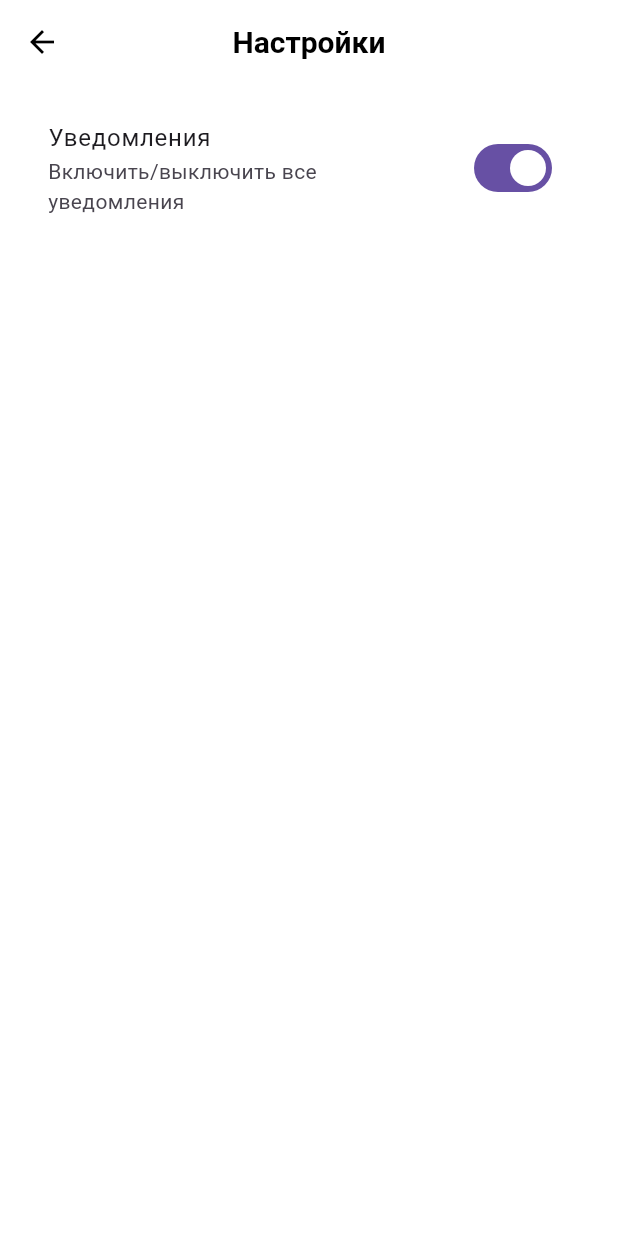
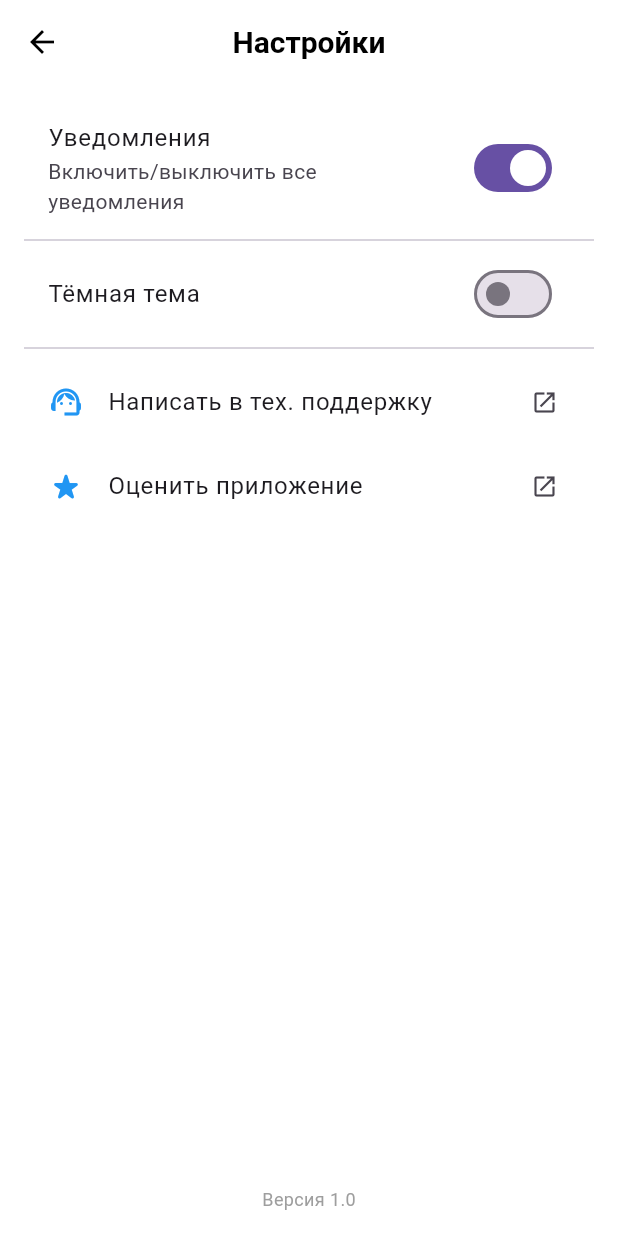
Before and after one commit to xgeronimo/SubControl, a Flutter app: the screen it shows after launch, after a tap on the "person outline" icon, on a phone screen of 412 x 824 dp. Run offline on Flutter 3.47's test engine with Material 3 defaults, Android fonts, the phone set to English and light mode, and no system bars; our stand-ins replace flutter_local_notifications, hive, hive_flutter, package_info_plus, shared_preferences, timezone; accounts and stored records are empty.

Commit message:
bug fixes

```diff
--- a/lib/main.dart
+++ b/lib/main.dart
@@ -1,19 +1,29 @@
 import 'package:flutter/material.dart';
-import 'package:flutter_local_notifications/flutter_local_notifications.dart';
+import 'package:provider/provider.dart';
+import 'package:shared_preferences/shared_preferences.dart';
 import 'package:sub_control/screens/add_category_screen.dart';
 import 'package:sub_control/screens/add_subscription_screen.dart';
-import 'screens/subscriptions_screen.dart';
-import 'screens/categories_screen.dart';
-import 'screens/settings_screen.dart';
-import 'services/hive_service.dart';
-import 'services/notification_service.dart';
-import 'theme/theme.dart';
+import 'package:sub_control/screens/subscriptions_screen.dart';
+import 'package:sub_control/screens/categories_screen.dart';
+import 'package:sub_control/screens/settings_screen.dart';
+import 'package:sub_control/services/hive_service.dart';
+import 'package:sub_control/services/notification_service.dart';
+import 'package:sub_control/theme/theme.dart';
 
 void main() async {
   WidgetsFlutterBinding.ensureInitialized();
   await HiveService.init();
   await NotificationService().initialize();
-  runApp(const MyApp());
+
+  final prefs = await SharedPreferences.getInstance();
+  final isDark = prefs.getBool('isDark') ?? false;
+
+  runApp(
+    ChangeNotifierProvider<AppTheme>(
+      create: (_) => AppTheme()..toggleTheme(isDark),
+      child: const MyApp(),
+    ),
+  );
 }
 
 class MyApp extends StatelessWidget {
@@ -21,9 +31,11 @@ class MyApp extends StatelessWidget {
 
   @override
   Widget build(BuildContext context) {
+    final appTheme = Provider.of<AppTheme>(context);
+
     return MaterialApp(
       title: 'Менеджер подписок',
-      theme: appTheme,
+      theme: appTheme.currentTheme,
       initialRoute: '/',
       routes: {
         '/': (context) => const MainScreen(),
--- a/lib/screens/add_category_screen.dart
+++ b/lib/screens/add_category_screen.dart
@@ -61,7 +61,7 @@ class _AddCategoryScreenState extends State<AddCategoryScreen> {
   void _saveCategory() {
     if (_formKey.currentState!.validate()) {
       HiveService.addCategory(_nameController.text);
-      Navigator.pop(context, true); // Возвращаем true как результат
+      Navigator.pop(context, true);
     }
   }
 
--- a/lib/screens/categories_screen.dart
+++ b/lib/screens/categories_screen.dart
@@ -1,4 +1,4 @@
-import 'dart:ui'; // Для lerpDouble
+import 'dart:ui';
 import 'package:flutter/material.dart';
 import '../models/category_model.dart';
 import '../models/subscription_model.dart';
@@ -82,51 +82,26 @@ class _CategoriesScreenState extends State<CategoriesScreen> {
             SliverAppBar(
               pinned: true,
               expandedHeight: 100,
-              backgroundColor: Colors.black,
+              backgroundColor: Theme.of(context).scaffoldBackgroundColor,
               actions: [
                 IconButton(
                   icon: const Icon(Icons.add),
                   onPressed: () => _createNewCategory(context),
                 ),
               ],
-              flexibleSpace: LayoutBuilder(
-                builder: (BuildContext context, BoxConstraints constraints) {
-                  const double expandedHeight = 120;
-                  const double collapsedHeight = kToolbarHeight;
-                  double t = (constraints.biggest.height - collapsedHeight) /
-                      (expandedHeight - collapsedHeight);
-
-                  double topPosition = lerpDouble(18, 64, t)!;
-                  double fontSize = lerpDouble(20, 32, t)!;
-                  return Container(
-                    decoration: const BoxDecoration(
-                      gradient: LinearGradient(
-                        colors: [Colors.blue, Colors.white],
-                        begin: Alignment.topCenter,
-                        end: Alignment.bottomCenter,
-                      ),
-                    ),
-                    child: Stack(
-                      children: [
-                        Positioned(
-                          left: 16,
-                          top: topPosition,
-                          child: Text(
-                            "Категории",
-                            style: TextStyle(
-                              fontSize: fontSize,
-                              color: Colors.black,
-                              fontWeight: FontWeight.bold,
-                            ),
-                          ),
-                        ),
-                      ],
-                    ),
-                  );
-                },
+              flexibleSpace: FlexibleSpaceBar(
+                centerTitle: true,
+                titlePadding: const EdgeInsetsDirectional.only(bottom: 16),
+                title: Text(
+                  "Категории",
+                  style: TextStyle(
+                    color: Theme.of(context).appBarTheme.titleTextStyle?.color,
+                    fontSize: 22,
+                    //fontWeight: FontWeight.bold,
+                  ),
+                ),
               ),
             ),
-            // Отображаем либо сетку категорий, либо пустое состояние
             categories.isEmpty
                 ? SliverFillRemaining(child: _buildEmptyState())
                 : SliverPadding(
@@ -145,8 +120,14 @@ class _CategoriesScreenState extends State<CategoriesScreen> {
                           final categorySubs = subscriptions
                               .where((sub) => sub.category == category.name)
                               .toList();
-                          final total = categorySubs.fold(
-                              0, (sum, sub) => sum + sub.price.toInt());
+
+                          final total = categorySubs.fold<int>(0, (sum, sub) {
+                            final monthlyPrice = sub.paymentPeriod == 'Год'
+                                ? sub.price ~/ 12
+                                : sub.price;
+                            return sum + monthlyPrice;
+                          });
+
                           return CategoryCard(
                             category: category,
                             count: categorySubs.length,
--- a/lib/screens/settings_screen.dart
+++ b/lib/screens/settings_screen.dart
@@ -1,6 +1,10 @@
 import 'package:flutter/material.dart';
+import 'package:package_info_plus/package_info_plus.dart';
+import 'package:provider/provider.dart';
 import 'package:shared_preferences/shared_preferences.dart';
-import '../services/notification_service.dart';
+import 'package:sub_control/services/notification_service.dart';
+import 'package:sub_control/theme/theme.dart';
+import 'package:url_launcher/url_launcher.dart';
 
 class SettingsScreen extends StatefulWidget {
   @override
@@ -9,32 +13,53 @@ class SettingsScreen extends StatefulWidget {
 
 class _SettingsScreenState extends State<SettingsScreen> {
   late Future<bool> _notificationsEnabled;
+  late bool _isDarkMode;
+  late Future<PackageInfo> _packageInfo;
 
   @override
   void initState() {
     super.initState();
     _notificationsEnabled = NotificationService().notificationsEnabled;
+    _isDarkMode = Provider.of<AppTheme>(context, listen: false).isDarkMode;
+    _packageInfo = PackageInfo.fromPlatform();
+  }
+
+  Future<void> _launchURL(String url) async {
+    if (await canLaunchUrl(Uri.parse(url))) {
+      await launchUrl(Uri.parse(url));
+    } else {
+      ScaffoldMessenger.of(context).showSnackBar(
+        SnackBar(content: Text('Не удалось открыть ссылку')),
+      );
+    }
   }
 
   @override
   Widget build(BuildContext context) {
+    final appTheme = Provider.of<AppTheme>(context);
+
     return Scaffold(
       appBar: AppBar(
-        title: Text('Настройки'),
+        title: const Text('Настройки'),
       ),
-      body: ListView(
-        padding: EdgeInsets.all(16),
+      body: Column(
+        children: [
+          Expanded(
+            child: ListView(
+              padding: const EdgeInsets.all(16),
               children: [
                 FutureBuilder<bool>(
                   future: _notificationsEnabled,
                   builder: (context, snapshot) {
                     final isEnabled = snapshot.data ?? true;
                     return SwitchListTile(
-                title: Text('Уведомления'),
-                subtitle: Text('Включить/выключить все уведомления'),
+                      title: const Text('Уведомления'),
+                      subtitle:
+                          const Text('Включить/выключить все уведомления'),
                       value: isEnabled,
                       onChanged: (value) async {
-                  await NotificationService().setNotificationsEnabled(value);
+                        await NotificationService()
+                            .setNotificationsEnabled(value);
                         setState(() {
                           _notificationsEnabled = Future.value(value);
                         });
@@ -42,9 +67,56 @@ class _SettingsScreenState extends State<SettingsScreen> {
                     );
                   },
                 ),
-          // ... другие настройки
+                const Divider(),
+                SwitchListTile(
+                  title: const Text('Тёмная тема'),
+                  value: _isDarkMode,
+                  onChanged: (value) async {
+                    final prefs = await SharedPreferences.getInstance();
+                    await prefs.setBool('isDark', value);
+                    appTheme.toggleTheme(value);
+                    setState(() => _isDarkMode = value);
+                  },
+                ),
+                const Divider(),
+                _buildLinkTile(
+                  icon: Icons.support_agent,
+                  title: 'Написать в тех. поддержку',
+                  onTap: () => _launchURL(''),
+                ),
+                _buildLinkTile(
+                  icon: Icons.star_rate_rounded,
+                  title: 'Оценить приложение',
+                  onTap: () => _launchURL(''),
+                ),
+              ],
+            ),
+          ),
+          Padding(
+            padding: const EdgeInsets.all(16),
+            child: Text(
+              'Версия 1.0',
+              style: TextStyle(
+                color: Colors.grey,
+                fontSize: 12,
+              ),
+            ),
+          ),
         ],
       ),
     );
   }
+
+  Widget _buildLinkTile({
+    required IconData icon,
+    required String title,
+    required VoidCallback onTap,
+  }) {
+    return ListTile(
+      leading: Icon(icon, color: Colors.blue),
+      title: Text(title),
+      trailing: const Icon(Icons.open_in_new, size: 18),
+      onTap: onTap,
+    );
   }
+}
--- a/lib/theme/theme.dart
+++ b/lib/theme/theme.dart
@@ -1,6 +1,10 @@
 import 'package:flutter/material.dart';
 
-final ThemeData appTheme = ThemeData(
+class AppTheme with ChangeNotifier {
+  static bool _isDark = false;
+
+  final ThemeData _lightTheme = ThemeData(
+    brightness: Brightness.light,
     primarySwatch: Colors.blue,
     scaffoldBackgroundColor: Colors.white,
     appBarTheme: const AppBarTheme(
@@ -14,18 +18,12 @@ final ThemeData appTheme = ThemeData(
         fontWeight: FontWeight.bold,
       ),
     ),
-  bottomNavigationBarTheme: const BottomNavigationBarThemeData(
-    backgroundColor: Colors.white,
-    selectedItemColor: Colors.blue,
-    unselectedItemColor: Colors.grey,
-    elevation: 10,
-    type: BottomNavigationBarType.fixed,
-  ),
     cardTheme: CardTheme(
       elevation: 4,
       shape: RoundedRectangleBorder(
         borderRadius: BorderRadius.circular(12),
       ),
+      color: Colors.white,
       margin: EdgeInsets.zero,
     ),
     inputDecorationTheme: InputDecorationTheme(
@@ -36,17 +34,75 @@ final ThemeData appTheme = ThemeData(
         horizontal: 16,
         vertical: 12,
       ),
+      filled: true,
+      fillColor: Colors.grey[100],
+    ),
+    floatingActionButtonTheme: const FloatingActionButtonThemeData(
+      backgroundColor: Colors.blue,
+      elevation: 4,
+      shape: CircleBorder(),
+    ),
+    bottomNavigationBarTheme: const BottomNavigationBarThemeData(
+      backgroundColor: Colors.white,
+      selectedItemColor: Colors.blue,
+      unselectedItemColor: Colors.grey,
+      elevation: 10,
+      type: BottomNavigationBarType.fixed,
+    ),
+  );
+
+  final ThemeData _darkTheme = ThemeData(
+    brightness: Brightness.dark,
+    primarySwatch: Colors.blueGrey,
+    scaffoldBackgroundColor: Colors.grey[900],
+    appBarTheme: AppBarTheme(
+      elevation: 0,
+      centerTitle: true,
+      backgroundColor: Colors.grey[900],
+      foregroundColor: Colors.white,
+      titleTextStyle: const TextStyle(
+        fontSize: 20,
+        fontWeight: FontWeight.bold,
+      ),
+    ),
+    cardTheme: CardTheme(
+      elevation: 4,
+      shape: RoundedRectangleBorder(
+        borderRadius: BorderRadius.circular(12),
+      ),
+      color: Colors.grey[800],
+      margin: EdgeInsets.zero,
+    ),
+    inputDecorationTheme: InputDecorationTheme(
+      border: OutlineInputBorder(
+        borderRadius: BorderRadius.circular(8),
+      ),
+      contentPadding: const EdgeInsets.symmetric(
+        horizontal: 16,
+        vertical: 12,
+      ),
+      filled: true,
+      fillColor: Colors.grey[700],
     ),
     floatingActionButtonTheme: FloatingActionButtonThemeData(
-    backgroundColor: Colors.blue,
+      backgroundColor: Colors.blueGrey[700],
       elevation: 4,
-    shape: RoundedRectangleBorder(
-      borderRadius: BorderRadius.circular(30),
+      shape: const CircleBorder(),
     ),
-  ),
-  bottomAppBarTheme: BottomAppBarTheme(
-    color: Colors.white,
-    elevation: 8,
-    shape: CircularNotchedRectangle(),
+    bottomNavigationBarTheme: BottomNavigationBarThemeData(
+      backgroundColor: Colors.grey[900],
+      selectedItemColor: Colors.blueGrey[200],
+      unselectedItemColor: Colors.grey[500],
+      elevation: 10,
+      type: BottomNavigationBarType.fixed,
     ),
   );
+
+  ThemeData get currentTheme => _isDark ? _darkTheme : _lightTheme;
+  bool get isDarkMode => _isDark;
+
+  void toggleTheme(bool isDark) {
+    _isDark = isDark;
+    notifyListeners();
+  }
+}
--- a/lib/widgets/subscription_card.dart
+++ b/lib/widgets/subscription_card.dart
@@ -14,6 +14,7 @@ class SubscriptionCard extends StatelessWidget {
   @override
   Widget build(BuildContext context) {
     return Card(
+      margin: EdgeInsets.symmetric(horizontal: 16, vertical: 6),
       child: ListTile(
         title: Text(subscription.name),
         subtitle: Column(
--- a/pubspec.yaml
+++ b/pubspec.yaml
@@ -36,7 +36,8 @@ dependencies:
   provider: ^6.0.0
   shared_preferences: ^2.2.2
   intl: ^0.18.1
-
+  url_launcher: ^6.1.11
+  package_info_plus: ^5.0.0
   # The following adds the Cupertino Icons font to your application.
   # Use with the CupertinoIcons class for iOS style icons.
   cupertino_icons: ^1.0.8
```
Also changed, not shown: pubspec.lock. Lines whose indentation alone changed are shown as unchanged.
